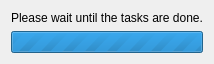
First picture: the form in ui/progress_dialog.ui, repository JuanPDiazL/SMPG, before the edit.
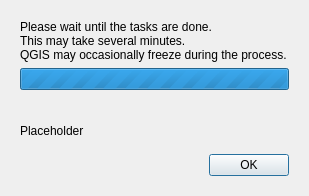
Second picture: the form after the edit.

Commit message: reworked tasks to avoid memory access violation

```diff
--- a/ui/progress_dialog.ui
+++ b/ui/progress_dialog.ui
@@ -9,8 +9,8 @@
    <rect>
     <x>0</x>
     <y>0</y>
-    <width>192</width>
-    <height>58</height>
+    <width>309</width>
+    <height>196</height>
    </rect>
   </property>
   <property name="windowTitle">
@@ -19,16 +19,33 @@
   <property name="modal">
    <bool>true</bool>
   </property>
-  <layout class="QVBoxLayout" name="verticalLayout">
-   <item>
+  <layout class="QGridLayout" name="gridLayout_3">
+   <item row="0" column="0">
+    <widget class="QWidget" name="waitWidget" native="true">
+     <layout class="QGridLayout" name="gridLayout_2">
+      <item row="0" column="0">
     <widget class="QLabel" name="label">
+        <property name="sizePolicy">
+         <sizepolicy hsizetype="Minimum" vsizetype="Preferred">
+          <horstretch>0</horstretch>
+          <verstretch>0</verstretch>
+         </sizepolicy>
+        </property>
      <property name="text">
-      <string>Please wait until the tasks are done.</string>
+         <string>Please wait until the tasks are done.
+This may take several minutes.
+QGIS may occasionally freeze during the process.</string>
      </property>
     </widget>
    </item>
-   <item>
+      <item row="1" column="0">
     <widget class="QProgressBar" name="progressBar">
+        <property name="sizePolicy">
+         <sizepolicy hsizetype="Minimum" vsizetype="Fixed">
+          <horstretch>0</horstretch>
+          <verstretch>0</verstretch>
+         </sizepolicy>
+        </property>
      <property name="maximum">
       <number>0</number>
      </property>
@@ -42,6 +59,47 @@
    </item>
   </layout>
  </widget>
+   </item>
+   <item row="1" column="0">
+    <widget class="QWidget" name="finishWidget" native="true">
+     <property name="sizePolicy">
+      <sizepolicy hsizetype="Minimum" vsizetype="Preferred">
+       <horstretch>0</horstretch>
+       <verstretch>0</verstretch>
+      </sizepolicy>
+     </property>
+     <layout class="QGridLayout" name="gridLayout">
+      <item row="0" column="0">
+       <widget class="QLabel" name="finishLabel">
+        <property name="sizePolicy">
+         <sizepolicy hsizetype="Minimum" vsizetype="Preferred">
+          <horstretch>0</horstretch>
+          <verstretch>0</verstretch>
+         </sizepolicy>
+        </property>
+        <property name="text">
+         <string>Placeholder</string>
+        </property>
+       </widget>
+      </item>
+      <item row="1" column="0">
+       <widget class="QDialogButtonBox" name="buttonBox">
+        <property name="sizePolicy">
+         <sizepolicy hsizetype="Minimum" vsizetype="Fixed">
+          <horstretch>0</horstretch>
+          <verstretch>0</verstretch>
+         </sizepolicy>
+        </property>
+        <property name="standardButtons">
+         <set>QDialogButtonBox::Ok</set>
+        </property>
+       </widget>
+      </item>
+     </layout>
+    </widget>
+   </item>
+  </layout>
+ </widget>
  <resources/>
  <connections/>
 </ui>
```
Left out of the diff: 19 changed lines with no effect on the pictures. Lines whose indentation alone changed are shown as unchanged. The commit also changes 2 other files.
